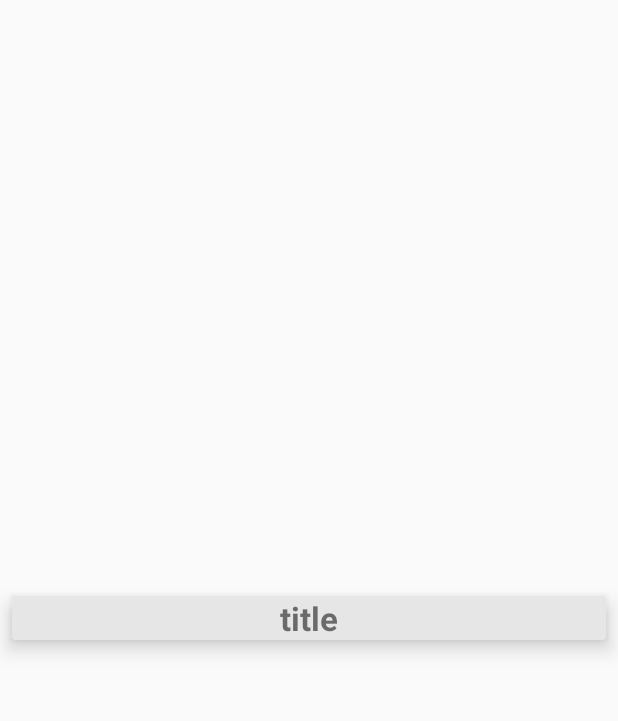
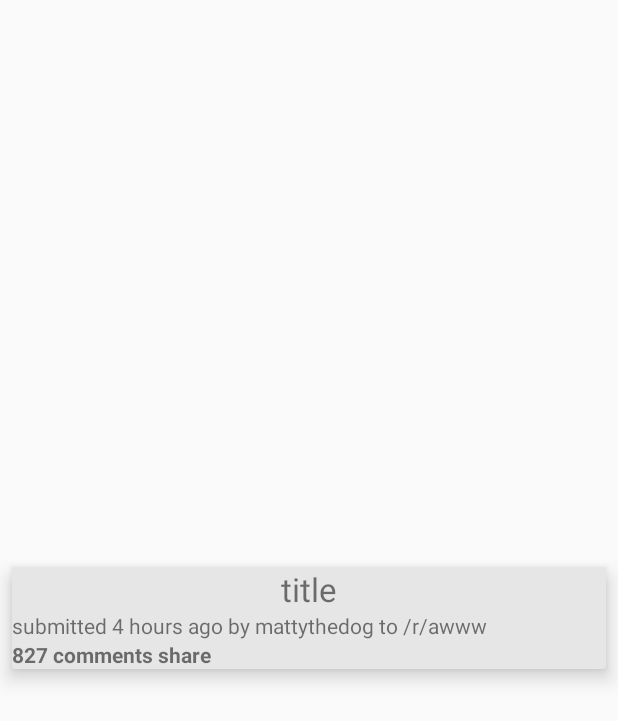
Before and after one commit to jmhummel/RedditMaterialDesign, an Android app: the layout list_item.xml on its own in the app's theme, with its tools: preview values and no code run, on a phone screen of 412 x 824 dp. Shown: the top 721 px of the screen. Run offline under Robolectric (Android 15) with nearby library versions, the phone set to English and light mode, and no system bars.

```diff
--- a/app/build.gradle
+++ b/app/build.gradle
@@ -30,4 +30,6 @@ dependencies {
     compile 'com.squareup.retrofit:retrofit:1.9.0'
     compile 'com.squareup:otto:1.3.8'
     compile 'com.google.code.gson:gson:2.3.1'
+
+    compile 'com.jakewharton:butterknife:7.0.1'
 }
--- a/app/src/main/res/layout/list_item.xml
+++ b/app/src/main/res/layout/list_item.xml
@@ -24,7 +24,7 @@
             android:layout_gravity="center"
             android:layout_width="wrap_content"
             android:layout_height="wrap_content"
-            android:textStyle="bold"
+
             android:textSize="22dp"
             android:maxLines="3" />
 
@@ -35,6 +35,52 @@
             android:layout_width="match_parent"
             android:layout_height="wrap_content" />
 
+        <LinearLayout
+            android:layout_width="match_parent"
+            android:layout_height="wrap_content"
+            android:orientation="horizontal">
+
+            <TextView
+                android:text="submitted "
+                android:layout_width="wrap_content"
+                android:layout_height="wrap_content" />
+
+            <TextView
+                android:id="@+id/age"
+                android:text="4 hours ago"
+                android:layout_width="wrap_content"
+                android:layout_height="wrap_content" />
+
+            <TextView
+                android:text=" by "
+                android:layout_width="wrap_content"
+                android:layout_height="wrap_content" />
+
+            <TextView
+                android:id="@+id/submitter"
+                android:text="mattythedog"
+                android:layout_width="wrap_content"
+                android:layout_height="wrap_content" />
+
+            <TextView
+                android:text=" to "
+                android:layout_width="wrap_content"
+                android:layout_height="wrap_content" />
+
+            <TextView
+                android:id="@+id/subreddit"
+                android:text="/r/awww"
+                android:layout_width="match_parent"
+                android:layout_height="wrap_content" />
+        </LinearLayout>
+
+
+        <TextView
+            android:text="827 comments share"
+            android:layout_width="match_parent"
+            android:layout_height="wrap_content"
+            android:textStyle="bold"/>
+
 
     </LinearLayout>
 </android.support.v7.widget.CardView>
```
Also changed, not shown: app/src/main/java/com/jmhummel/redditmaterialdesign/MainActivity.java (+31 -17 lines), app/src/main/java/com/jmhummel/redditmaterialdesign/Model/Data_.java (+30 -0 lines). Lines whose indentation alone changed are shown as unchanged.
